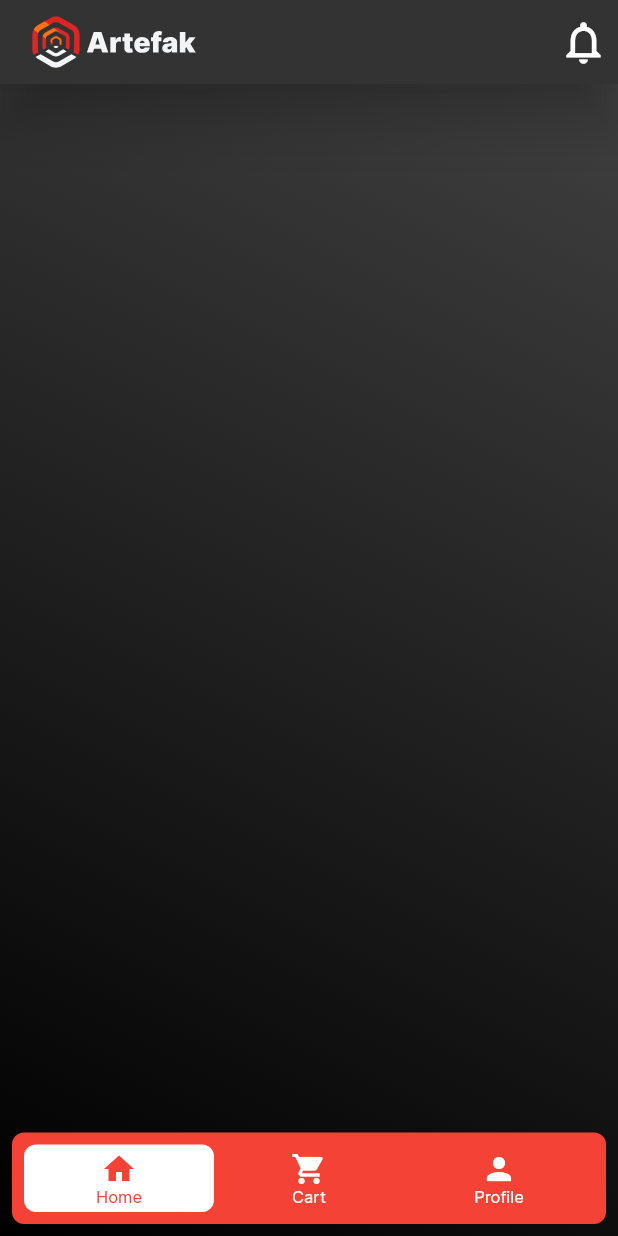
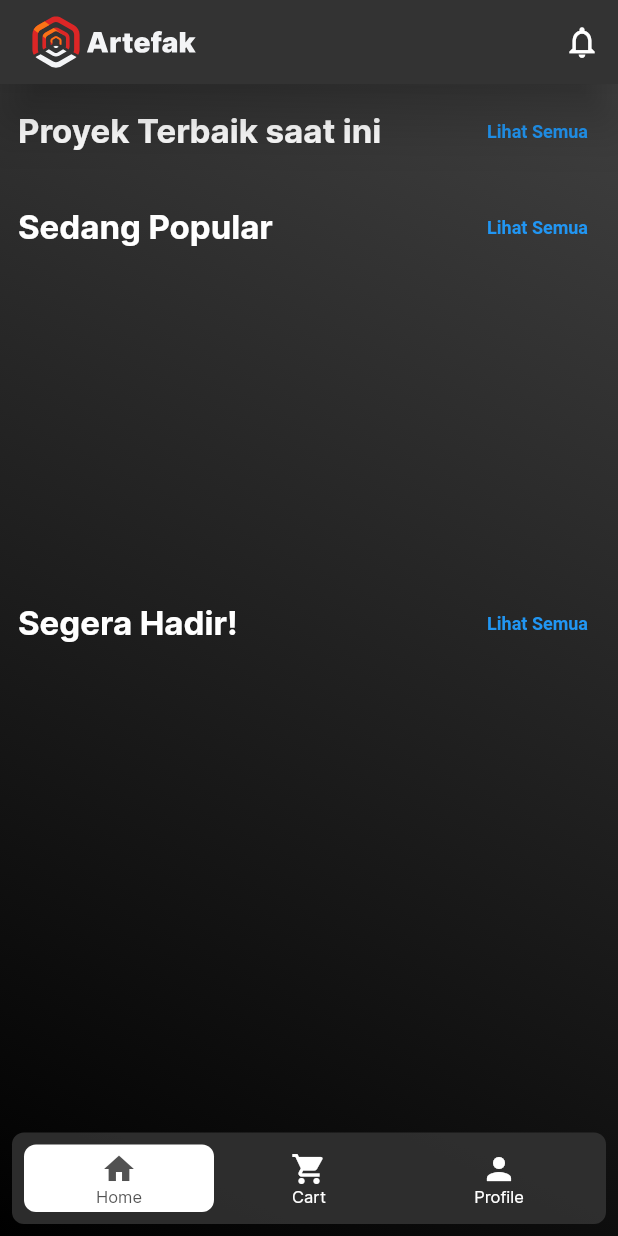
Before and after one commit to artefak-io/Artefak, a Flutter app: the screen it shows after launch, on a phone screen of 412 x 824 dp. Run offline on Flutter 3.47's test engine with Material 2 defaults, Android fonts, the phone set to English and light mode, and no system bars; drawn by our look-alikes of floating_bottom_navigation_bar; our stand-ins replace cached_network_image, cloud_firestore, firebase_auth, firebase_core, firebase_storage, flutter_svg and 3 more; accounts and stored records are empty; generated files the repository leaves out were written again.

Commit message:
update ui home and adjust theme to some components

```diff
--- a/lib/screens/authentication/verify_email.dart
+++ b/lib/screens/authentication/verify_email.dart
@@ -1,7 +1,7 @@
 import 'dart:async';
 
 import 'package:artefak/screens/app_layout.dart';
-import 'package:artefak/widgets/create_pin.dart';
+import 'package:artefak/screens/authentication/create_pin.dart';
 import 'package:flutter/material.dart';
 import 'package:flutter_svg/flutter_svg.dart';
 
@@ -64,7 +64,6 @@ class _VerifyEmailState extends State<VerifyEmail> {
   Widget build(BuildContext context) {
     Size size = MediaQuery.of(context).size;
     TextTheme _textTheme = Theme.of(context).textTheme;
-    ThemeData _themeData = Theme.of(context);
 
     return AppLayout(
       child: Scaffold(
--- a/lib/screens/main/home.dart
+++ b/lib/screens/main/home.dart
@@ -1,8 +1,12 @@
+import 'dart:async';
+
 import 'package:artefak/screens/app_layout.dart';
 import 'package:artefak/widgets/bottom_navbar.dart';
 import 'package:cloud_firestore/cloud_firestore.dart';
 import 'package:flutter/material.dart';
 import 'package:flutter_svg/flutter_svg.dart';
+
+import '../../widgets/card_item_custom.dart';
 
 class Home extends StatelessWidget {
   Home({Key? key}) : super(key: key);
@@ -14,24 +18,90 @@ class Home extends StatelessWidget {
 
   @override
   Widget build(BuildContext context) {
+    Size size = MediaQuery.of(context).size;
     return AppLayout(
       child: Scaffold(
         backgroundColor: Colors.transparent,
         resizeToAvoidBottomInset: true,
         appBar: AppBar(
-          title: SvgPicture.asset('assets/logo.svg', width: 120,),
+          title: SvgPicture.asset(
+            'assets/logo.svg',
+            width: 120,
+          ),
           actions: [
             IconButton(
-                icon: Icon(
-                  Icons.notifications_none,
-                    size: 34.0
+                icon: Icon(Icons.notifications_none, size: 25.0),
+                onPressed: () {}),
+          ],
         ),
-                onPressed: (){}
+        body: SafeArea(
+          child: SingleChildScrollView(
+            physics: BouncingScrollPhysics(),
+            child: Column(
+              mainAxisSize: MainAxisSize.min,
+              children: [
+                Container(
+                  alignment: Alignment.topCenter,
+                  child: Column(
+                    crossAxisAlignment: CrossAxisAlignment.center,
+                    mainAxisAlignment: MainAxisAlignment.center,
+                    children: [
+                      SubHeadTitle(
+                        title: "Proyek Terbaik saat ini",
+                      ),
+                      SubHeadTitle(
+                        title: "Sedang Popular",
+                      ),
+                      Container(
+                        height: 200,
+                        child: ItemHorizontalScroll(
+                          assetStream: _assetStream,
+                          isHorizontal: true,
+                          heightPhoto: 120,
+                          widthPhoto: size.width * 0.80,
+                        ),
+                      ),
+                      SubHeadTitle(
+                        title: "Segera Hadir!",
+                      ),
+                      ItemHorizontalScroll(
+                        assetStream: _assetStream,
+                        isHorizontal: false,
+                        heightPhoto: 270,
+                        widthPhoto: size.width * 0.95,
                       ),
                     ],
                   ),
-        body: SafeArea(
-          child: StreamBuilder<QuerySnapshot>(
+                ),
+              ],
+            ),
+          ),
+        ),
+        bottomNavigationBar: const BotNavBar(
+          currentIndex: index,
+        ),
+      ),
+    );
+  }
+}
+
+class ItemHorizontalScroll extends StatelessWidget {
+  const ItemHorizontalScroll({
+    Key? key,
+    required Stream<QuerySnapshot<Object?>> assetStream,
+    required this.isHorizontal,
+    required this.heightPhoto,
+    required this.widthPhoto,
+  })  : _assetStream = assetStream,
+        super(key: key);
+
+  final Stream<QuerySnapshot<Object?>> _assetStream;
+  final bool isHorizontal;
+  final double heightPhoto, widthPhoto;
+
+  @override
+  Widget build(BuildContext context) {
+    return StreamBuilder<QuerySnapshot>(
       stream: _assetStream,
       builder: (context, AsyncSnapshot<QuerySnapshot> snapshot) {
         if (snapshot.hasError) {
@@ -39,13 +109,13 @@ class Home extends StatelessWidget {
             child: Text('An error has occurred!'),
           );
         } else if (snapshot.hasData) {
-                return GridView.builder(
+          return ListView.builder(
             itemCount: snapshot.data!.docs.length,
-                  gridDelegate: const SliverGridDelegateWithFixedCrossAxisCount(
-                    crossAxisCount: 3,
-                    crossAxisSpacing: 5.0,
-                    mainAxisSpacing: 5.0,
-                  ),
+            scrollDirection: isHorizontal ? Axis.horizontal : Axis.vertical,
+            physics: isHorizontal
+                ? BouncingScrollPhysics()
+                : NeverScrollableScrollPhysics(),
+            shrinkWrap: true,
             itemBuilder: (context, index) {
               return GestureDetector(
                   onTap: () {
@@ -68,9 +138,12 @@ class Home extends StatelessWidget {
                         });
                   },
                   // needs loading indicator when image being reloaded
-                      child: Image.network(
-                          snapshot.data!.docs[index]['coverImage']),
-                    );
+                  child: ItemCardCustom(
+                    isHorizontal: isHorizontal,
+                    heightPhoto: heightPhoto,
+                    widthPhoto: widthPhoto,
+                    dataEach: snapshot.data!.docs[index],
+                  ));
             },
           );
         } else {
@@ -79,11 +152,35 @@ class Home extends StatelessWidget {
           );
         }
       },
+    );
+  }
+}
+
+class SubHeadTitle extends StatelessWidget {
+  final String title;
+
+  const SubHeadTitle({
+    Key? key,
+    required this.title,
+  }) : super(key: key);
+
+  @override
+  Widget build(BuildContext context) {
+    TextTheme _textTheme = Theme.of(context).textTheme;
+    return Padding(
+      padding: const EdgeInsets.symmetric(horizontal: 12, vertical: 8),
+      child: Row(
+        children: [
+          Text(title,
+              style: _textTheme.headlineMedium
+                  ?.copyWith(fontWeight: FontWeight.w700),
+              textAlign: TextAlign.start),
+          Spacer(),
+          TextButton(
+            child: Text("Lihat Semua"),
+            onPressed: () {},
           ),
-        ),
-        bottomNavigationBar: const BotNavBar(
-          currentIndex: index,
-        ),
+        ],
       ),
     );
   }
--- a/lib/themes/artefak_theme.dart
+++ b/lib/themes/artefak_theme.dart
@@ -9,6 +9,8 @@ ThemeData lightTheme = ThemeData(
   // combo color with backgroundColor
   shadowColor: const Color(0xFF000000),
   highlightColor: const Color(0xDA333333),
+  indicatorColor: const Color(0xFFD1D5DB),
+  selectedRowColor: const Color(0xFF2563EB),
 
   // App Bar
   appBarTheme: const AppBarTheme(
@@ -18,6 +20,14 @@ ThemeData lightTheme = ThemeData(
     centerTitle: false,
     elevation: 15,
   ),
+
+  textButtonTheme: TextButtonThemeData(
+      style: TextButton.styleFrom(
+        textStyle: const TextStyle(
+            color: Color(0xFF7CA1F3),
+            fontSize: 12,
+            fontWeight: FontWeight.bold),
+      )),
 
   // Buttons
   floatingActionButtonTheme: const FloatingActionButtonThemeData(
@@ -54,6 +64,11 @@ ThemeData lightTheme = ThemeData(
       fontSize: 18,
       color: Colors.white,
     ),
+    bodyLarge: TextStyle(
+      fontFamily: 'Inter',
+      fontSize: 24,
+      color: Colors.white,
+    ),
     labelMedium: TextStyle(
       fontFamily: 'Inter',
       fontSize: 16,
--- a/lib/widgets/bottom_navbar.dart
+++ b/lib/widgets/bottom_navbar.dart
@@ -22,9 +22,10 @@ class BotNavBar extends StatelessWidget {
 
   @override
   Widget build(BuildContext context) {
+    ThemeData _themeData = Theme.of(context);
     return FloatingNavbar(
-      backgroundColor: Colors.red,
-      selectedItemColor: Colors.red,
+      backgroundColor: _themeData.highlightColor,
+      selectedItemColor: _themeData.highlightColor,
       onTap: (index) => _onTap(index, context),
       currentIndex: currentIndex,
       items: [
```
Also changed, not shown: lib/screens/main/profile.dart (+4 -3 lines), lib/widgets/card_item_custom.dart (added, +129 -0 lines), lib/screens/authentication/create_pin.dart (renamed from lib/widgets/create_pin.dart), lib/screens/authentication/retype_pin.dart (renamed from lib/widgets/retype_pin.dart). Lines whose indentation alone changed are shown as unchanged.
